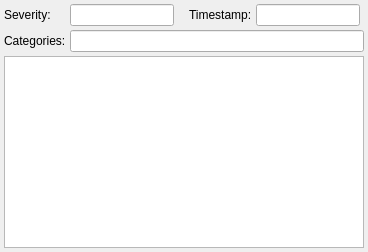
First picture: the form in src/blackgui/components/statusmessageform.ui, repository swift-project/pilotclient, before the edit.
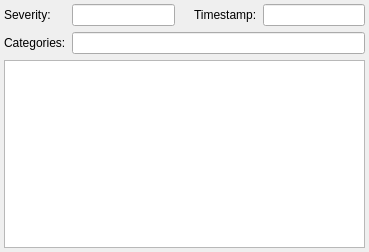
Second picture: the form after the edit. Icons and pictures are not drawn.

Commit message: Layout of status message form

The edit to the form file:
```diff
--- a/src/blackgui/components/statusmessageform.ui
+++ b/src/blackgui/components/statusmessageform.ui
@@ -6,17 +6,14 @@
    <rect>
     <x>0</x>
     <y>0</y>
-    <width>368</width>
+    <width>369</width>
     <height>252</height>
    </rect>
   </property>
   <property name="windowTitle">
    <string>Status message</string>
   </property>
-  <property name="frameShadow">
-   <enum>QFrame::Sunken</enum>
-  </property>
-  <layout class="QGridLayout" name="gl_StatusMessageForm">
+  <layout class="QGridLayout" name="gl_StatusMessageForm" columnstretch="0,1,0,1">
    <property name="leftMargin">
     <number>4</number>
    </property>
@@ -29,58 +26,67 @@
    <property name="bottomMargin">
     <number>4</number>
    </property>
-   <property name="spacing">
-    <number>4</number>
-   </property>
-   <item row="2" column="3" colspan="5">
+   <item row="1" column="1" colspan="3">
     <widget class="QLineEdit" name="le_Categories">
      <property name="readOnly">
       <bool>true</bool>
      </property>
     </widget>
    </item>
-   <item row="0" column="1">
+   <item row="0" column="0">
     <widget class="QLabel" name="lbl_Severity">
      <property name="text">
       <string>Severity:</string>
      </property>
     </widget>
    </item>
-   <item row="0" column="5">
-    <widget class="QLabel" name="lbl_Timestamp">
-     <property name="text">
-      <string>Timestamp:</string>
+   <item row="0" column="1">
+    <widget class="QLineEdit" name="le_Severity">
+     <property name="readOnly">
+      <bool>true</bool>
      </property>
     </widget>
    </item>
-   <item row="2" column="1" colspan="2">
+   <item row="0" column="3">
+    <widget class="QLineEdit" name="le_Timestamp">
+     <property name="readOnly">
+      <bool>true</bool>
+     </property>
+    </widget>
+   </item>
+   <item row="1" column="0">
     <widget class="QLabel" name="lbl_Categories">
      <property name="text">
       <string>Categories:</string>
      </property>
     </widget>
    </item>
-   <item row="3" column="1" colspan="7">
+   <item row="2" column="0" colspan="4">
     <widget class="QPlainTextEdit" name="te_Message">
      <property name="readOnly">
       <bool>true</bool>
      </property>
     </widget>
    </item>
-   <item row="0" column="3">
-    <widget class="QLineEdit" name="le_Severity">
-     <property name="maximumSize">
-      <size>
-       <width>200</width>
-       <height>16777215</height>
-      </size>
+   <item row="0" column="2">
+    <widget class="QFrame" name="fr_Timestamp">
+     <property name="frameShadow">
+      <enum>QFrame::Sunken</enum>
      </property>
-     <property name="readOnly">
-      <bool>true</bool>
-     </property>
-    </widget>
-   </item>
-   <item row="0" column="4">
+     <layout class="QHBoxLayout" name="hl_Timestamp">
+      <property name="leftMargin">
+       <number>0</number>
+      </property>
+      <property name="topMargin">
+       <number>0</number>
+      </property>
+      <property name="rightMargin">
+       <number>0</number>
+      </property>
+      <property name="bottomMargin">
+       <number>0</number>
+      </property>
+      <item>
     <widget class="QLabel" name="lbl_SeverityIcon">
      <property name="text">
       <string/>
@@ -90,21 +96,24 @@
      </property>
     </widget>
    </item>
-   <item row="0" column="6">
-    <widget class="QLineEdit" name="le_Timestamp">
-     <property name="maximumSize">
-      <size>
-       <width>200</width>
-       <height>16777215</height>
-      </size>
-     </property>
-     <property name="readOnly">
-      <bool>true</bool>
-     </property>
+      <item>
+       <widget class="QLabel" name="lbl_Timestamp">
+        <property name="text">
+         <string>Timestamp:</string>
+        </property>
     </widget>
    </item>
   </layout>
  </widget>
+   </item>
+  </layout>
+ </widget>
+ <tabstops>
+  <tabstop>le_Severity</tabstop>
+  <tabstop>le_Timestamp</tabstop>
+  <tabstop>le_Categories</tabstop>
+  <tabstop>te_Message</tabstop>
+ </tabstops>
  <resources>
   <include location="../../blackmisc/blackmisc.qrc"/>
  </resources>
```
Lines whose indentation alone changed are shown as unchanged.
